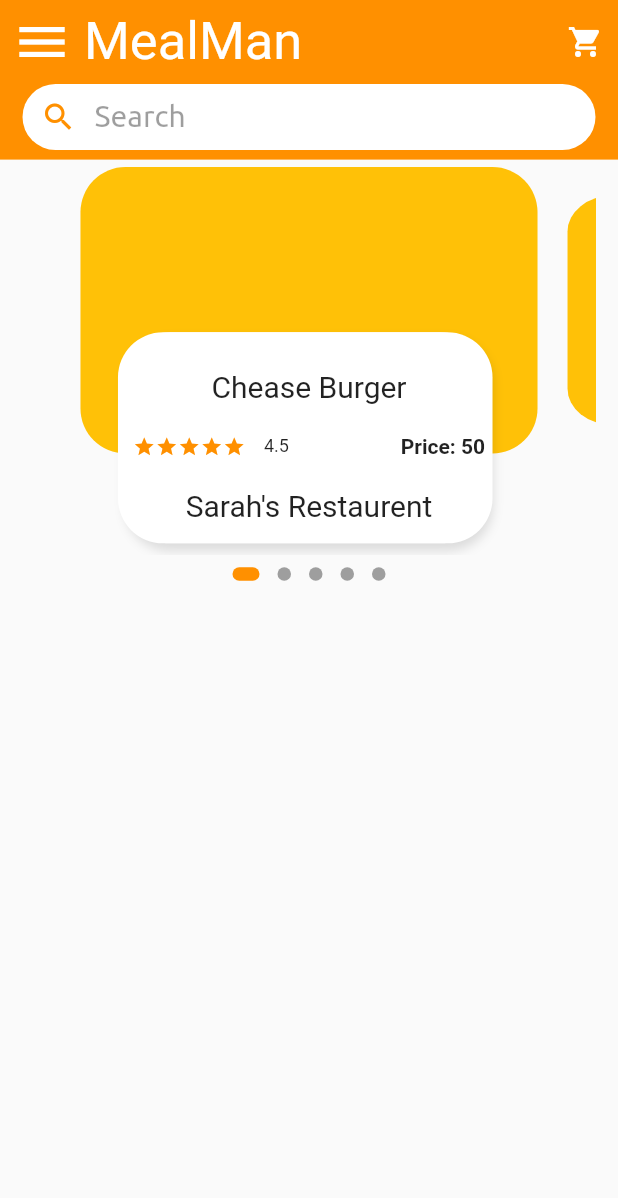
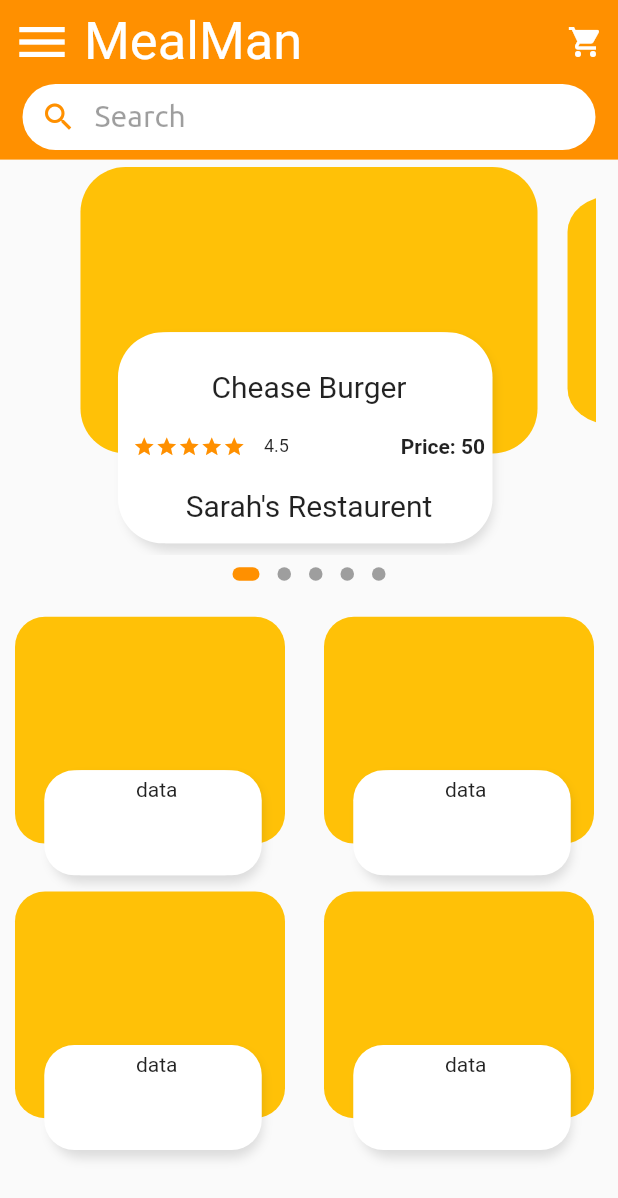
Before and after one commit to Biggo111/project_mealman, a Flutter app: the screen it shows after launch, on a phone screen of 412 x 824 dp. Shown: the top 1198 px of the screen. Run offline on Flutter 3.47's test engine with Material 2 defaults, Android fonts, the phone set to English and light mode, and no system bars; drawn by our look-alikes of dots_indicator; our stand-ins replace cloud_firestore, firebase_auth, firebase_core, get, logger; accounts and stored records are empty; Roboto replaces fonts that are missing (Jua); project files that could hold a hidden picture were left out.

Commit message:
some changes in homepage

```diff
--- /dev/null
+++ b/lib/app/Home_Page/gridview_item.dart
@@ -0,0 +1,66 @@
+import 'package:flutter/material.dart';
+
+import '../Utils/diamensions.dart';
+
+class GridviewItem extends StatefulWidget {
+  const GridviewItem({super.key});
+
+  @override
+  State<GridviewItem> createState() => _GridviewItemState();
+}
+
+class _GridviewItemState extends State<GridviewItem> {
+  @override
+  Widget build(BuildContext context) {
+    return Container(
+      height: 160,
+      width: 180,
+      child: Stack(
+          children: [
+            Container(
+              height: 170,
+              width: 180,
+              margin: const EdgeInsets.only(left: 10, right: 10),
+              decoration: BoxDecoration(
+                borderRadius: BorderRadius.circular(20),
+                color: Colors.amber,
+              ),
+            ),
+            Align(
+              alignment: const Alignment(0,1.8),
+              child: Container(
+                height: 70,
+                width: 140,
+                margin: const EdgeInsets.only(left: 28, right: 25, bottom: 8,),
+                decoration: BoxDecoration(
+                    borderRadius: BorderRadius.circular(20),
+                    color: Colors.white,
+                    boxShadow: const [
+                      BoxShadow(
+                        color: Colors.black12,
+                        blurRadius: 5.0,
+                        offset: Offset(0, 5),
+                      ),
+                      BoxShadow(
+                        color: Colors.white,
+                        offset: Offset(-5, 0),
+                      ),
+                    ]),
+                child: Container(
+                  padding: const EdgeInsets.all(5),
+                  //height: 140,
+                  width: double.maxFinite,
+                  child: Column(
+                    crossAxisAlignment: CrossAxisAlignment.center,
+                    children: [
+                      Text("data")
+                    ],
+                  ),
+                ),
+              ),
+            ),
+          ],
+        ),
+    );
+  }
+}
--- a/lib/app/Home_Page/slide_view.dart
+++ b/lib/app/Home_Page/slide_view.dart
@@ -18,7 +18,7 @@ class _SlideViewState extends State<SlideView> {
   PageController pageController = PageController(viewportFraction: 0.85);
   var currentPageValue = 0.0;
   double scaleFactor = 0.8;
-  double _height = 190;
+  double _height = Diamensions.pageviewContainer1;
   @override
   void initState() {
     super.initState();
--- a/lib/app/screens/global_home_screen.dart
+++ b/lib/app/screens/global_home_screen.dart
@@ -1,4 +1,5 @@
 import 'package:flutter/material.dart';
+import 'package:project_mealman/app/Home_Page/gridview_item.dart';
 import 'package:project_mealman/app/Home_Page/myappbar.dart';
 import 'package:project_mealman/app/Home_Page/slide_view.dart';
 
@@ -15,10 +16,34 @@ class _GlobalHomeScreenState extends State<GlobalHomeScreen> {
     final screenSize = MediaQuery.of(context).size.width;
     return SafeArea(
       child: Scaffold(
-        appBar: MyAppBar(screenSize: screenSize,),
+        appBar: MyAppBar(
+          screenSize: screenSize,
+        ),
         body: Column(
           children: [
             SlideView(),
+            // GridView.count(
+            //   crossAxisCount: 2,
+            //   childAspectRatio: 3/2,
+            //   children: List.generate(4, (index) => GridviewItem()),
+            // ),
+            Expanded(
+              //flex: 1,
+              child: GridView.builder(
+                itemCount: 4,
+                gridDelegate: const SliverGridDelegateWithFixedCrossAxisCount(
+                    crossAxisCount: 2,
+                    childAspectRatio: 9 / 8
+                  ),
+                itemBuilder: (BuildContext context, int index) {
+                  return Container(
+                    //margin: EdgeInsets.only(top: 12, bottom: 10),
+                    padding: const EdgeInsets.only(top: 18, bottom: 14),
+                    child: GridviewItem()
+                  );
+                },
+              ),
+            )
           ],
         ),
       ),
```
